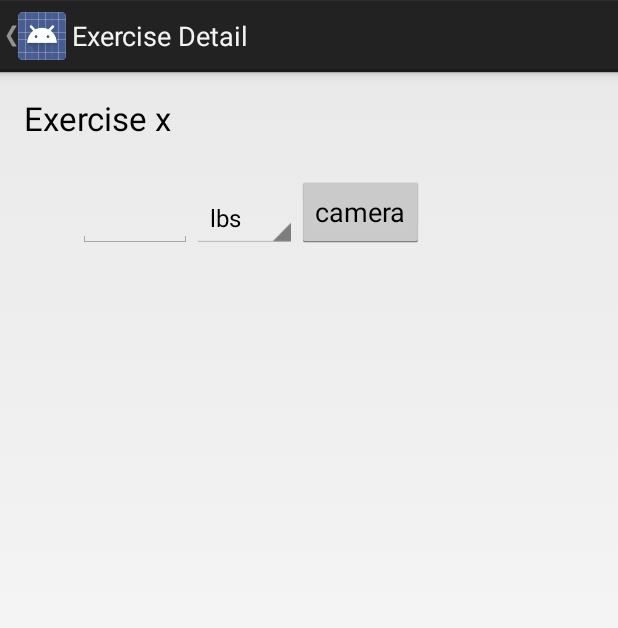
After one commit to rlundquist3/liftsense, an Android app: the ExerciseDetailActivity screen opened directly, with no data from a screen before it, on a phone screen of 412 x 824 dp. The commit adds this screen. Shown: the top 628 px of the screen. Run offline under Robolectric (Android 15) with nearby library versions, the phone set to English and light mode, and no system bars.

Commit message:
switched to master/detail flow for exercises

```diff
--- a/app/build.gradle
+++ b/app/build.gradle
@@ -48,5 +48,5 @@ android {
 dependencies {
     compile fileTree(dir: 'libs', include: ['*.jar'])
     compile project(':libraries:opencv')
-    compile 'com.android.support:support-v4:22.2.0'
+    compile 'com.android.support:support-v4:23.0.0'
 }
--- a/app/src/main/java/com/rileylundquist/liftsense/CameraActivity.java
+++ b/app/src/main/java/com/rileylundquist/liftsense/CameraActivity.java
@@ -111,9 +111,9 @@ public class CameraActivity extends Activity implements CvCameraViewListener2 {
         mOpenCvCameraView.setCvCameraViewListener(this);
 
         Intent intent = getIntent();
-        String exercise = intent.getStringExtra(WorkoutActivity.EXTRA_EXERCISE);
+        //String exercise = intent.getStringExtra(WorkoutActivity.EXTRA_EXERCISE);
 
-        Toast.makeText(this, "Capture for " + exercise, Toast.LENGTH_SHORT);
+        //Toast.makeText(this, "Capture for " + exercise, Toast.LENGTH_SHORT);
     }
 
     @Override
--- /dev/null
+++ b/app/src/main/java/com/rileylundquist/liftsense/ExerciseDetailActivity.java
@@ -0,0 +1,76 @@
+package com.rileylundquist.liftsense;
+
+import android.app.Activity;
+import android.content.Intent;
+import android.os.Bundle;
+import android.support.v4.app.NavUtils;
+import android.view.MenuItem;
+import android.view.View;
+
+/**
+ * An activity representing a single Exercise detail screen. This
+ * activity is only used on handset devices. On tablet-size devices,
+ * item details are presented side-by-side with a list of items
+ * in a {@link ExerciseListActivity}.
+ * <p/>
+ * This activity is mostly just a 'shell' activity containing nothing
+ * more than a {@link ExerciseDetailFragment}.
+ */
+public class ExerciseDetailActivity extends Activity {
+
+    public static final String EXTRA_EXERCISE = "com.rileylundquist.liftsense.EXERCISE";
+
+    @Override
+    protected void onCreate(Bundle savedInstanceState) {
+        super.onCreate(savedInstanceState);
+        setContentView(R.layout.activity_exercise_detail);
+
+        // Show the Up button in the action bar.
+        getActionBar().setDisplayHomeAsUpEnabled(true);
+
+        // savedInstanceState is non-null when there is fragment state
+        // saved from previous configurations of this activity
+        // (e.g. when rotating the screen from portrait to landscape).
+        // In this case, the fragment will automatically be re-added
+        // to its container so we don't need to manually add it.
+        // For more information, see the Fragments API guide at:
+        //
+        // http://developer.android.com/guide/components/fragments.html
+        //
+        if (savedInstanceState == null) {
+            // Create the detail fragment and add it to the activity
+            // using a fragment transaction.
+            Bundle arguments = new Bundle();
+            arguments.putString(ExerciseDetailFragment.ARG_ITEM_ID,
+                    getIntent().getStringExtra(ExerciseDetailFragment.ARG_ITEM_ID));
+            ExerciseDetailFragment fragment = new ExerciseDetailFragment();
+            fragment.setArguments(arguments);
+            getFragmentManager().beginTransaction()
+                    .add(R.id.exercise_detail_container, fragment)
+                    .commit();
+        }
+    }
+
+    @Override
+    public boolean onOptionsItemSelected(MenuItem item) {
+        int id = item.getItemId();
+        if (id == android.R.id.home) {
+            // This ID represents the Home or Up button. In the case of this
+            // activity, the Up button is shown. Use NavUtils to allow users
+            // to navigate up one level in the application structure. For
+            // more details, see the Navigation pattern on Android Design:
+            //
+            // http://developer.android.com/design/patterns/navigation.html#up-vs-back
+            //
+            NavUtils.navigateUpTo(this, new Intent(this, ExerciseListActivity.class));
+            return true;
+        }
+        return super.onOptionsItemSelected(item);
+    }
+
+    public void goToCamera(View view) {
+        Intent intent = new Intent(this, CameraActivity.class);
+        //intent.putExtra(EXTRA_EXERCISE, mItem.content);
+        startActivity(intent);
+    }
+}
--- /dev/null
+++ b/app/src/main/java/com/rileylundquist/liftsense/ExerciseDetailFragment.java
@@ -0,0 +1,66 @@
+package com.rileylundquist.liftsense;
+
+import android.content.Intent;
+import android.os.Bundle;
+import android.app.Fragment;
+import android.view.LayoutInflater;
+import android.view.View;
+import android.view.ViewGroup;
+import android.widget.TextView;
+
+import com.rileylundquist.liftsense.dummy.DummyContent;
+
+import org.w3c.dom.Text;
+
+/**
+ * A fragment representing a single Exercise detail screen.
+ * This fragment is either contained in a {@link ExerciseListActivity}
+ * in two-pane mode (on tablets) or a {@link ExerciseDetailActivity}
+ * on handsets.
+ */
+public class ExerciseDetailFragment extends Fragment {
+
+    /**
+     * The fragment argument representing the item ID that this fragment
+     * represents.
+     */
+    public static final String ARG_ITEM_ID = "item_id";
+
+    /**
+     * The dummy content this fragment is presenting.
+     */
+    private DummyContent.DummyItem mItem;
+
+    /**
+     * Mandatory empty constructor for the fragment manager to instantiate the
+     * fragment (e.g. upon screen orientation changes).
+     */
+    public ExerciseDetailFragment() {
+    }
+
+    @Override
+    public void onCreate(Bundle savedInstanceState) {
+        super.onCreate(savedInstanceState);
+
+        if (getArguments().containsKey(ARG_ITEM_ID)) {
+            // Load the dummy content specified by the fragment
+            // arguments. In a real-world scenario, use a Loader
+            // to load content from a content provider.
+            mItem = DummyContent.ITEM_MAP.get(getArguments().getString(ARG_ITEM_ID));
+        }
+    }
+
+    @Override
+    public View onCreateView(LayoutInflater inflater, ViewGroup container,
+                             Bundle savedInstanceState) {
+        View rootView = inflater.inflate(R.layout.fragment_exercise_detail, container, false);
+
+        // Show the dummy content as text in a TextView.
+        if (mItem != null) {
+            ((TextView) rootView.findViewById(R.id.exerciseName)).setText(mItem.content);
+        }
+
+        return rootView;
+    }
+
+}
--- a/app/src/main/java/com/rileylundquist/liftsense/WorkoutActivity.java
+++ b/app/src/main/java/com/rileylundquist/liftsense/WorkoutActivity.java
@@ -42,7 +42,7 @@ public class WorkoutActivity extends  ListActivity {
     }
 
     private void setupLongClick() {
-        this.getListView().setOnItemLongClickListener(new AdapterView.OnItemLongClickListener() {
+        /*this.getListView().setOnItemLongClickListener(new AdapterView.OnItemLongClickListener() {
             @Override
             public boolean onItemLongClick(AdapterView<?> parent, View view, final int position, long id) {
                 dialogBuilder.setItems(R.array.workout_item_options, new DialogInterface.OnClickListener() {
@@ -56,7 +56,7 @@ public class WorkoutActivity extends  ListActivity {
                 });
                 return true;
             }
-        });
+        });*/
     }
 
     @Override
--- /dev/null
+++ b/app/src/main/java/com/rileylundquist/liftsense/dummy/DummyContent.java
@@ -0,0 +1,55 @@
+package com.rileylundquist.liftsense.dummy;
+
+import java.util.ArrayList;
+import java.util.HashMap;
+import java.util.List;
+import java.util.Map;
+
+/**
+ * Helper class for providing sample content for user interfaces created by
+ * Android template wizards.
+ * <p/>
+ * TODO: Replace all uses of this class before publishing your app.
+ */
+public class DummyContent {
+
+    /**
+     * An array of sample (dummy) items.
+     */
+    public static List<DummyItem> ITEMS = new ArrayList<DummyItem>();
+
+    /**
+     * A map of sample (dummy) items, by ID.
+     */
+    public static Map<String, DummyItem> ITEM_MAP = new HashMap<String, DummyItem>();
+
+    static {
+        // Add 3 sample items.
+        addItem(new DummyItem("1", "Item 1"));
+        addItem(new DummyItem("2", "Item 2"));
+        addItem(new DummyItem("3", "Item 3"));
+    }
+
+    private static void addItem(DummyItem item) {
+        ITEMS.add(item);
+        ITEM_MAP.put(item.id, item);
+    }
+
+    /**
+     * A dummy item representing a piece of content.
+     */
+    public static class DummyItem {
+        public String id;
+        public String content;
+
+        public DummyItem(String id, String content) {
+            this.id = id;
+            this.content = content;
+        }
+
+        @Override
+        public String toString() {
+            return content;
+        }
+    }
+}
--- /dev/null
+++ b/app/src/main/res/layout/activity_exercise_detail.xml
@@ -0,0 +1,5 @@
+<FrameLayout xmlns:android="http://schemas.android.com/apk/res/android"
+    xmlns:tools="http://schemas.android.com/tools" android:id="@+id/exercise_detail_container"
+    android:layout_width="match_parent" android:layout_height="match_parent"
+    tools:context="com.rileylundquist.liftsense.ExerciseDetailActivity"
+    tools:ignore="MergeRootFrame" />
--- /dev/null
+++ b/app/src/main/res/layout/fragment_exercise_detail.xml
@@ -0,0 +1,49 @@
+<RelativeLayout xmlns:android="http://schemas.android.com/apk/res/android"
+    xmlns:tools="http://schemas.android.com/tools"
+    android:layout_width="match_parent"
+    android:layout_height="match_parent"
+    android:id="@+id/exercise_detail"
+    tools:context="com.rileylundquist.liftsense.ExerciseDetailFragment">
+
+    <TextView
+        style="?android:attr/textAppearanceLarge"
+        android:layout_width="match_parent"
+        android:layout_height="match_parent"
+        android:padding="16dp"
+        android:textIsSelectable="true"
+        android:text="Exercise x"
+        android:id="@+id/exerciseName" />
+
+    <EditText
+        android:layout_width="76dp"
+        android:layout_height="wrap_content"
+        android:inputType="number|numberDecimal"
+        android:ems="10"
+        android:id="@+id/editText"
+        android:layout_marginTop="78dp"
+        android:layout_marginLeft="52dp"
+        android:layout_marginStart="52dp"
+        android:layout_alignParentTop="true"
+        android:layout_alignParentLeft="true"
+        android:layout_alignParentStart="true" />
+
+    <Spinner
+        android:layout_width="70dp"
+        android:layout_height="wrap_content"
+        android:id="@+id/spinner"
+        android:layout_alignBottom="@+id/editText"
+        android:layout_toRightOf="@+id/editText"
+        android:layout_alignTop="@+id/editText"
+        android:spinnerMode="dropdown"
+        android:entries="@array/unit_selection" />
+
+    <Button
+        android:layout_width="wrap_content"
+        android:layout_height="wrap_content"
+        android:id="@+id/button"
+        android:layout_alignBottom="@+id/spinner"
+        android:layout_toRightOf="@+id/spinner"
+        android:layout_toEndOf="@+id/spinner"
+        android:text="camera"
+        android:onClick="goToCamera"/>
+</RelativeLayout>
--- /dev/null
+++ b/app/src/main/res/menu/menu_home.xml
@@ -0,0 +1,6 @@
+<menu xmlns:android="http://schemas.android.com/apk/res/android"
+    xmlns:tools="http://schemas.android.com/tools"
+    tools:context="com.rileylundquist.liftsense.HomeActivity">
+    <item android:id="@+id/action_settings" android:title="@string/action_settings"
+        android:orderInCategory="100" android:showAsAction="never" />
+</menu>
```
Also changed, not shown: app/src/main/AndroidManifest.xml (+19 -2 lines), app/src/main/java/com/rileylundquist/liftsense/ExerciseListActivity.java (added, +101 -0 lines), app/src/main/java/com/rileylundquist/liftsense/ExerciseListFragment.java (added, +153 -0 lines), app/src/main/java/com/rileylundquist/liftsense/HomeActivity.java (added, +44 -0 lines), app/src/main/res/layout-sw600dp/activity_exercise_list.xml (added, +22 -0 lines), app/src/main/res/layout/activity_exercise_list.xml (added, +7 -0 lines), app/src/main/res/layout/activity_home.xml (added, +21 -0 lines), app/src/main/res/values/strings.xml (+17 -3 lines), 1 other file.
